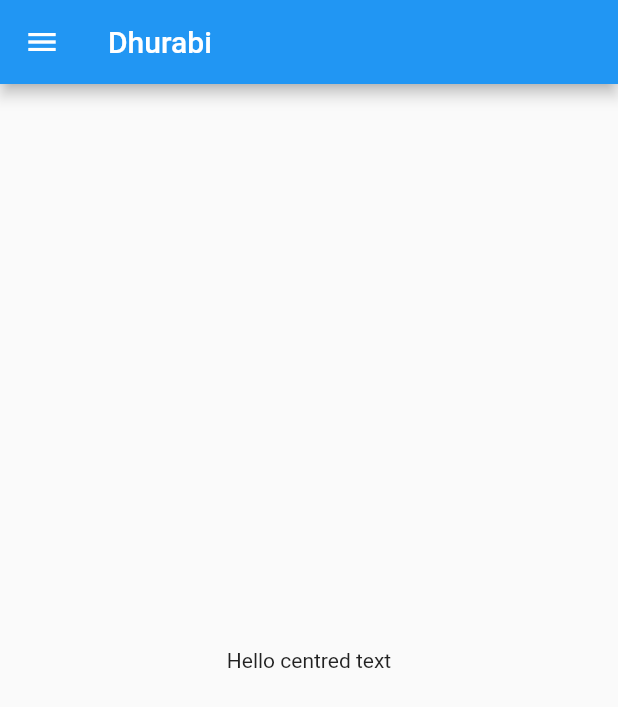
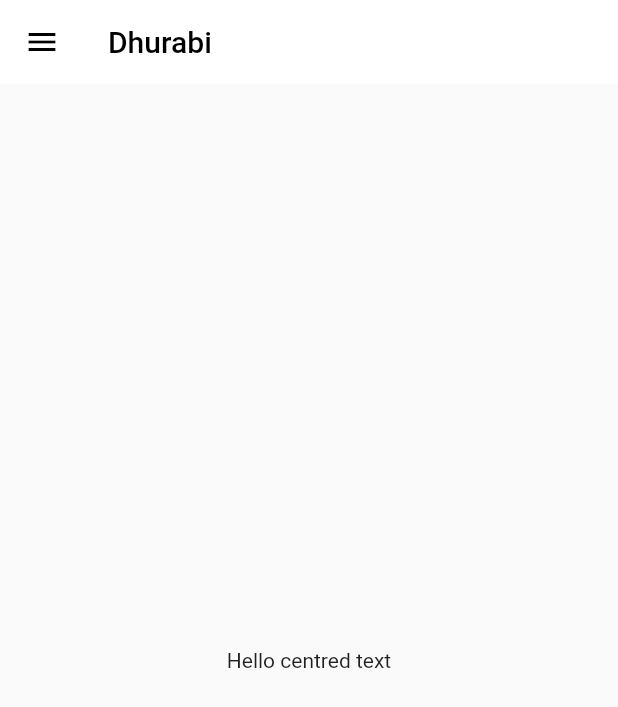
Before and after one commit to c3n7/dhurabini_client, a Flutter app: the screen it shows after launch, on a phone screen of 412 x 824 dp. Shown: the top 707 px of the screen. Run offline on Flutter 3.47's test engine with Material 2 defaults, Android fonts, the phone set to English and light mode, and no system bars.

Commit message:
Tweaked colors and drawer

```diff
--- a/lib/main.dart
+++ b/lib/main.dart
@@ -31,18 +31,41 @@ class _MyHomePageState extends State<MyHomePage> {
   Widget build(BuildContext context) {
     return Scaffold(
       appBar: AppBar(
-        title: Text(widget.title),
+        title: Text(
+          widget.title,
+          style: TextStyle(
+            color: Colors.black,
+          ),
+        ),
+        iconTheme: IconThemeData(
+          color: Colors.black,
+        ),
+        backgroundColor: Colors.white,
+        foregroundColor: Colors.black,
+        elevation: 0,
       ),
       drawer: Drawer(
         child: ListView(
           padding: EdgeInsets.zero,
           children: <Widget>[
-            DrawerHeader(
+            Container(
+              height: 60.0,
+              child: DrawerHeader(
+                padding: EdgeInsets.all(0),
+                margin: EdgeInsets.all(0),
                 child: Center(
-                child: Text("Drawer Header"),
+                  child: Text(
+                    "Dhurabi",
+                    style: TextStyle(
+                      color: Colors.white,
+                      fontSize: 20.0,
+                      fontWeight: FontWeight.bold,
+                    ),
+                  ),
                 ),
                 decoration: BoxDecoration(
                   color: Colors.blue,
+                ),
               ),
             ),
             ListTile(
@@ -55,9 +78,11 @@ class _MyHomePageState extends State<MyHomePage> {
           ],
         ),
       ),
-      body: Center(
+      body: Container(
+        child: Center(
           child: Text(
             'Hello centred text',
+          ),
         ),
       ),
     );
```
Lines whose indentation alone changed are shown as unchanged.
